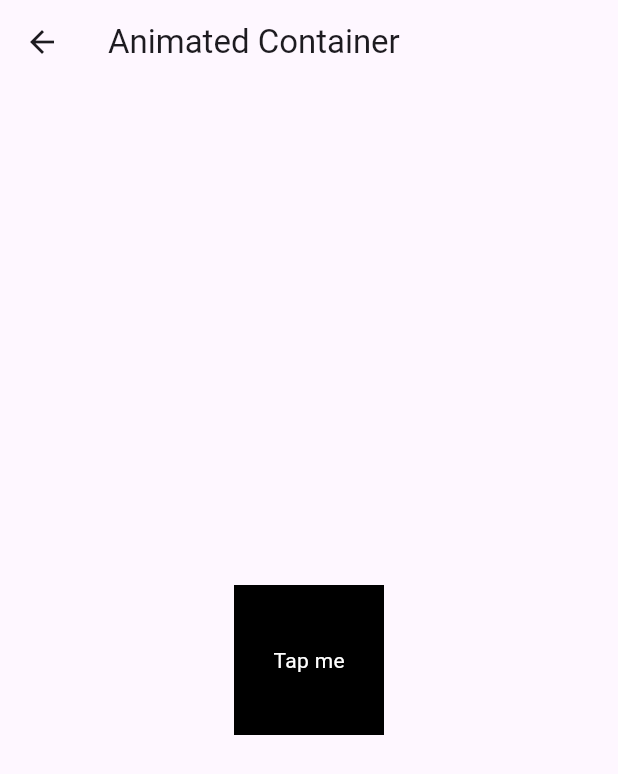
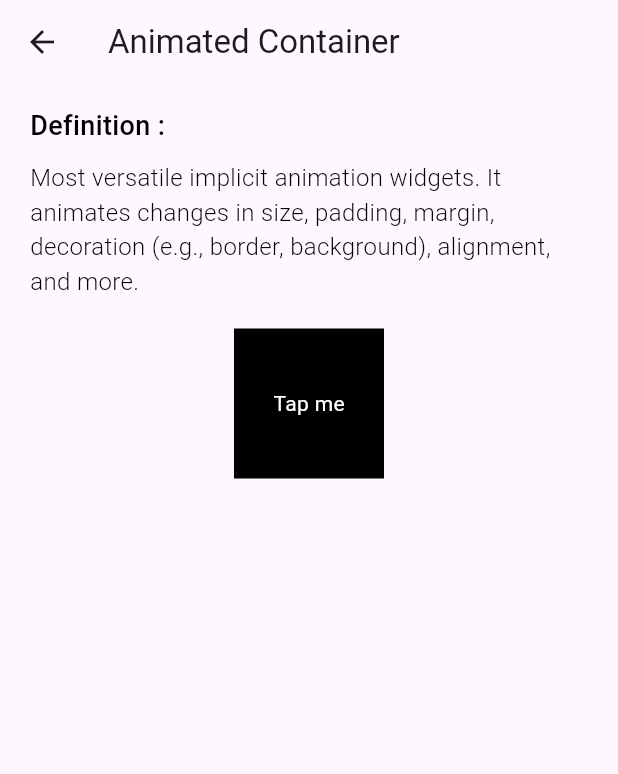
Before and after one commit to Sheraz788/flutteranimations, a Flutter app: the ImplicitAnimations screen opened directly, after a tap on "Animated Container", on a phone screen of 412 x 824 dp. Shown: the top 774 px of the screen. Run offline on Flutter 3.47's test engine with Material 3 defaults, Android fonts, the phone set to English and light mode, and no system bars.

Commit message:
Working on implicit animations

```diff
--- a/lib/implicitanimations/AnimatedContainer.dart
+++ /dev/null
@@ -1,40 +0,0 @@
-import 'package:flutter/material.dart';
-
-class AnimatedContainerAnim extends StatefulWidget {
-  const AnimatedContainerAnim({super.key});
-
-  @override
-  State<AnimatedContainerAnim> createState() => _AnimatedContainerAnimState();
-}
-
-class _AnimatedContainerAnimState extends State<AnimatedContainerAnim> {
-  bool isExpanded = false;
-
-
-  @override
-  Widget build(BuildContext context) {
-    return  Scaffold(
-      appBar: AppBar(
-        title: Text("Animated Container"),
-      ),
-      body: Center(
-        child: AnimatedContainer(
-          duration: Duration(seconds: 1),
-          width: isExpanded ? 300 : 100,
-          height: isExpanded ? 300 : 100,
-          color: isExpanded ? Colors.blue : Colors.black,
-          curve: Curves.linearToEaseOut,
-          child: GestureDetector(
-            onTap: (){
-              setState(() {
-                isExpanded = !isExpanded;
-              });
-            },
-            child: Center(child: Text("Tap me", style: TextStyle(color: isExpanded ? Colors.white : Colors.white),),),
-          ),
-
-        ),
-      )
-    );
-  }
-}
--- /dev/null
+++ b/lib/implicitanimations/AnimatedContainerWidget.dart
@@ -0,0 +1,192 @@
+import 'package:flutter/material.dart';
+
+class AnimatedContainerWidget extends StatefulWidget {
+  const AnimatedContainerWidget({super.key});
+
+  @override
+  State<AnimatedContainerWidget> createState() => _AnimatedContainerWidgetState();
+}
+
+class _AnimatedContainerWidgetState extends State<AnimatedContainerWidget>  with TickerProviderStateMixin{
+  bool isExpanded = false;
+  late AnimationController _definitionTitleController;
+  late AnimationController _definitionDescriptionController;
+  late AnimationController _codeSnippetTitleController;
+  late AnimationController _codeSnippetController;
+  late AnimationController _animationTitleController;
+  late AnimationController _animationViewController;
+
+  late Animation<Offset> _definitionTitleAnimation;
+  late Animation<Offset> _definitionDescriptionAnimation;
+  late Animation<Offset> _codeSnippetTitleAnimation;
+  late Animation<Offset> _codeSnippetAnimation;
+  late Animation<Offset> _animationTitleAnimation;
+  late Animation<Offset> _animationViewAnimation;
+
+
+
+  @override
+  void initState() {
+    super.initState();
+
+
+    _definitionTitleController = AnimationController(
+      vsync: this,
+      duration: const Duration(seconds: 1),
+    );
+
+    _definitionDescriptionController = AnimationController(
+      vsync: this,
+      duration: const Duration(seconds: 1),
+    );
+
+
+    _codeSnippetTitleController = AnimationController(
+      vsync: this,
+      duration: const Duration(seconds: 1),
+    );
+
+
+    _codeSnippetController = AnimationController(
+      vsync: this,
+      duration: const Duration(seconds: 1),
+    );
+
+
+    _animationTitleController = AnimationController(
+      vsync: this,
+      duration: const Duration(seconds: 1),
+    );
+
+
+    _animationViewController = AnimationController(
+      vsync: this,
+      duration: const Duration(seconds: 1),
+    );
+
+    _definitionTitleAnimation = Tween<Offset>(
+      begin: Offset(0, -1.5),
+      end: Offset.zero,
+    ).animate(
+      CurvedAnimation(
+        parent: _definitionTitleController,
+        curve: Curves.easeOut,
+    ));
+
+    _definitionDescriptionAnimation = Tween<Offset>(
+      begin: Offset(0, -1.5),
+      end: Offset.zero,
+    ).animate(
+        CurvedAnimation(
+          parent: _definitionDescriptionController,
+          curve: Curves.easeOut,
+        ));
+
+    _codeSnippetTitleAnimation = Tween<Offset>(
+      begin: Offset(0, -1.5),
+      end: Offset.zero,
+    ).animate(
+      CurvedAnimation(
+        parent: _codeSnippetTitleController,
+        curve: Curves.easeOut,
+    ));
+
+    _codeSnippetAnimation = Tween<Offset>(
+      begin: Offset(0, -1.5),
+      end: Offset.zero,
+    ).animate(
+      CurvedAnimation(
+        parent: _codeSnippetController,
+        curve: Curves.easeOut,
+    ));
+
+
+    _animationTitleAnimation = Tween<Offset>(
+      begin: Offset(0, -1.5),
+      end: Offset.zero,
+    ).animate(
+      CurvedAnimation(
+        parent: _animationTitleController,
+        curve: Curves.easeOut,
+    ));
+
+
+    _animationViewAnimation = Tween<Offset>(
+      begin: Offset(0, 1.5),
+      end: Offset.zero,
+    ).animate(
+      CurvedAnimation(
+        parent: _animationViewController,
+        curve: Curves.easeOut,
+    ));
+
+
+    _definitionTitleController.forward();
+    _definitionDescriptionController.forward();
+
+    _codeSnippetTitleController.forward();
+    _codeSnippetController.forward();
+
+    _animationTitleController.forward();
+    _animationViewController.forward();
+
+  }
+
+
+  @override
+  void dispose() {
+    super.dispose();
+
+    _definitionTitleController.dispose();
+    _definitionDescriptionController.dispose();
+  }
+
+  @override
+  Widget build(BuildContext context) {
+    return  Scaffold(
+      appBar: AppBar(
+        title: Text("Animated Container"),
+      ),
+
+      body: SingleChildScrollView(
+        child: Container(
+          padding: EdgeInsets.symmetric(vertical: 15, horizontal: 20),
+          child: Column(
+            crossAxisAlignment: CrossAxisAlignment.start,
+            children: [
+
+              SlideTransition(position: _definitionTitleAnimation, child: const Text("Definition : ", style: TextStyle(color: Colors.black, fontSize: 18, fontWeight: FontWeight.w500),),),
+
+              SizedBox(height: 10,),
+
+              SlideTransition(position: _definitionDescriptionAnimation, child: const Text("Most versatile implicit animation widgets. It animates changes in size, padding, margin, decoration (e.g., border, background), alignment, and more.", style: TextStyle(color: Colors.black, fontSize: 16, fontWeight: FontWeight.w300),),),
+
+              SizedBox(height: 20,),
+
+              SlideTransition(
+                position: _animationViewAnimation,
+                child: Center(
+                  child: AnimatedContainer(
+                    duration: Duration(seconds: 1),
+                    width: isExpanded ? 300 : 100,
+                    height: isExpanded ? 300 : 100,
+                    color: isExpanded ? Colors.blue : Colors.black,
+                    curve: Curves.linearToEaseOut,
+                    child: GestureDetector(
+                      onTap: (){
+                        setState(() {
+                          isExpanded = !isExpanded;
+                        });
+                      },
+                      child: Center(child: Text("Tap me", style: TextStyle(color: isExpanded ? Colors.white : Colors.white),),),
+                    ),
+
+                  ),
+                ),),
+            ]
+          ),
+        ),
+      )
+    );
+  }
+}
--- a/lib/implicitanimations/ImplicitAnimations.dart
+++ b/lib/implicitanimations/ImplicitAnimations.dart
@@ -1,5 +1,16 @@
 import 'package:flutter/material.dart';
-import 'package:flutter_animations/implicitanimations/AnimatedContainer.dart';
+import 'package:flutter_animations/implicitanimations/AnimatedContainerWidget.dart';
+
+import 'AnimatedAlignWidget.dart';
+import 'AnimatedCrossFadeWidget.dart';
+import 'AnimatedDefaultTextStyleWidget.dart';
+import 'AnimatedOpacityWidget.dart';
+import 'AnimatedPaddingWidget.dart';
+import 'AnimatedPhysicalModelWidget.dart';
+import 'AnimatedPositionedWidget.dart';
+import 'AnimatedSizeWidget.dart';
+import 'AnimatedSwitcherWidget.dart';
+import 'AnimationPractice.dart';
 
 class ImplicitAnimations extends StatefulWidget {
   const ImplicitAnimations({super.key});
@@ -8,9 +19,74 @@ class ImplicitAnimations extends StatefulWidget {
   State<ImplicitAnimations> createState() => _ImplicitAnimationsState();
 }
 
-class _ImplicitAnimationsState extends State<ImplicitAnimations> {
+class _ImplicitAnimationsState extends State<ImplicitAnimations>
+    with TickerProviderStateMixin {
+  late AnimationController _titleAnimationController;
+  late AnimationController _descriptionAnimationController;
+  late Animation<Offset> _titleAnimation;
+  late Animation<Offset> _descriptionAnimation;
 
-  bool isExpanded = false;
+  List<String> implicitAnimations = [
+    "Animated Container",
+    "Animated Opacity",
+    "Animated Align",
+    "Animated Padding",
+    "Animated Positioned",
+    "Animated CrossFade",
+    "Animated Switcher",
+    "Animated DefaultTextStyle",
+    "Animated PhysicalModel",
+    "Animated Size"
+  ];
+
+  List<bool> _visibleList = List.generate(10, (index) => false);
+
+
+  @override
+  void initState() {
+    super.initState();
+
+    _titleAnimationController =
+        AnimationController(vsync: this, duration: const Duration(seconds: 1));
+    _descriptionAnimationController =
+        AnimationController(vsync: this, duration: const Duration(seconds: 2));
+
+    _titleAnimation = Tween<Offset>(
+      begin: Offset(-1.5, 0),
+      end: Offset.zero,
+    ).animate(CurvedAnimation(
+        parent: _titleAnimationController, curve: Curves.easeIn));
+
+    _descriptionAnimation = Tween<Offset>(
+      begin: Offset(-1.5, 0),
+      end: Offset.zero,
+    ).animate(CurvedAnimation(
+        parent: _descriptionAnimationController, curve: Curves.easeIn));
+
+    _titleAnimationController.forward();
+    _descriptionAnimationController.forward();
+    _animateButtons();
+  }
+
+  void _animateButtons() {
+    for (int i = 0; i < _visibleList.length; i++) {
+      Future.delayed(Duration(milliseconds: i * 300), () {
+        if (mounted) {
+          setState(() {
+            _visibleList[i] = true; // Show buttons one by one
+          });
+        }
+      });
+    }
+  }
+
+  @override
+  void dispose() {
+    super.dispose();
+
+    _titleAnimationController.dispose();
+    _descriptionAnimationController.dispose();
+  }
 
   @override
   Widget build(BuildContext context) {
@@ -18,69 +94,114 @@ class _ImplicitAnimationsState extends State<ImplicitAnimations> {
       appBar: AppBar(
         title: Text("Implicit Animations"),
       ),
+      body: SingleChildScrollView(
+        child: Container(
+          width: MediaQuery.of(context).size.width,
+          padding: EdgeInsets.symmetric(vertical: 15, horizontal: 20),
+          child: Column(
+            crossAxisAlignment: CrossAxisAlignment.start,
+            children: [
+              SlideTransition(
+                position: _titleAnimation,
+                child: const Text(
+                  "Basic Concept :",
+                  style: TextStyle(
+                      color: Colors.black,
+                      fontSize: 18,
+                      fontWeight: FontWeight.w500),
+                ),
+              ),
+              SlideTransition(
+                position: _descriptionAnimation,
+                child: const Text(
+                  "            Implicit Animations are built-in animations that allow you to easily animate changes to widget properties, like size, position, color, or opacity, without needing to manually manage animation controllers or listeners.",
+                  style: TextStyle(
+                      color: Colors.black,
+                      fontSize: 15,
+                      fontWeight: FontWeight.w400),
+                  textAlign: TextAlign.start,
+                ),
+              ),
+              SizedBox(
+                height: 20,
+              ),
 
-      body: Container(
-        width: MediaQuery.of(context).size.width,
-        child: Column(
+              SlideTransition(
+                position: _titleAnimation,
+                child: const Text(
+                  "Key Animations :",
+                  style: TextStyle(
+                      color: Colors.black,
+                      fontSize: 18,
+                      fontWeight: FontWeight.w500),
+                ),
+              ),
 
-          crossAxisAlignment: CrossAxisAlignment.center,
-          children: [
+              SizedBox(height: 10,),
 
-            ElevatedButton(onPressed: () {
-              Navigator.push(context, MaterialPageRoute(builder: (context)
-              => AnimatedContainerAnim()
-              ));
-            }, child: Text("Animated Container")),
-
-
-            ElevatedButton(onPressed: () {
-
-            }, child: Text("Animated Opacity")),
-
-            ElevatedButton(onPressed: () {
-
-            }, child: Text("Animated Align")),
-
-
-            ElevatedButton(onPressed: () {
-
-            }, child: Text("Animated Padding")),
-
-
-
-            ElevatedButton(onPressed: () {
-
-            }, child: Text("Animated Positioned")),
-
-
-
-            ElevatedButton(onPressed: () {
-
-            }, child: Text("Animated CrossFade")),
-
-
-
-            ElevatedButton(onPressed: () {
-
-            }, child: Text("Animated Switcher")),
-
-            ElevatedButton(onPressed: () {
-
-            }, child: Text("Animated DefaultTextStyle")),
-
-
-            ElevatedButton(onPressed: () {
-
-            }, child: Text("Animated PhysicalModel")),
-
-
-            ElevatedButton(onPressed: () {
-
-            }, child: Text("Animated AnimatedSize")),
-
-
-          ],),
+              Container(
+                width: MediaQuery.of(context).size.width,
+                child: Column(
+                  crossAxisAlignment: CrossAxisAlignment.center,
+                  children: List.generate(
+                    implicitAnimations.length,
+                    (index) {
+                      return AnimatedContainer(
+                          duration: Duration(seconds: 1),
+                          curve: Curves.easeOut,
+                          margin: EdgeInsets.only(top: _visibleList[index] ? 10.0 : 100.0),
+                          child: ElevatedButton(
+                              onPressed: () {
+                                _handleButtonPress(index);
+                              },
+                              child: Text(implicitAnimations[index])));
+                    },
+                  ),
+                ),
+              )
+            ],
+          ),
+        ),
       ),
     );
   }
+
+
+  void _handleButtonPress(int index) {
+
+    switch(index) {
+      case 0:
+        Navigator.push(context, MaterialPageRoute(builder: (context) => AnimatedContainerWidget()));
+        break;
+      case 1:
+        Navigator.push(context, MaterialPageRoute(builder: (context) => AnimatedOpacityWidget()));
+        break;
+      case 2:
+        Navigator.push(context, MaterialPageRoute(builder: (context) => AnimatedAlignWidget()));
+        break;
+      case 3:
+        Navigator.push(context, MaterialPageRoute(builder: (context) => AnimatedPaddingWidget()));
+        break;
+      case 4:
+        Navigator.push(context, MaterialPageRoute(builder: (context) => AnimatedPositionedWidget()));
+        break;
+      case 5:
+        Navigator.push(context, MaterialPageRoute(builder: (context) => AnimatedCrossFadeWidget()));
+        break;
+      case 6:
+        Navigator.push(context, MaterialPageRoute(builder: (context) => AnimatedSwitcherWidget()));
+        break;
+      case 7:
+        Navigator.push(context, MaterialPageRoute(builder: (context) => AnimatedDefaultTextStyleWidget()));
+        break;
+      case 8:
+        Navigator.push(context, MaterialPageRoute(builder: (context) => AnimatedPhysicalModelWidget()));
+        break;
+      case 9:
+        Navigator.push(context, MaterialPageRoute(builder: (context) => AnimatedSizeWidget()));
+        break;
+    }
+
+  }
+
 }
```
Also changed, not shown: lib/implicitanimations/AnimatedAlignWidget.dart (added, +15 -0 lines), lib/implicitanimations/AnimatedCrossFadeWidget.dart (added, +15 -0 lines), lib/implicitanimations/AnimatedDefaultTextStyleWidget.dart (added, +15 -0 lines), lib/implicitanimations/AnimatedOpacityWidget.dart (added, +16 -0 lines), lib/implicitanimations/AnimatedPaddingWidget.dart (added, +15 -0 lines), lib/implicitanimations/AnimatedPhysicalModelWidget.dart (added, +15 -0 lines), lib/implicitanimations/AnimatedPositionedWidget.dart (added, +15 -0 lines), lib/implicitanimations/AnimatedSizeWidget.dart (added, +15 -0 lines), lib/implicitanimations/AnimatedSwitcherWidget.dart (added, +15 -0 lines), lib/implicitanimations/AnimationPractice.dart (added, +80 -0 lines).
